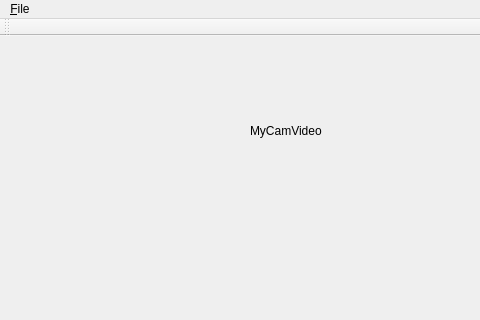
tkertesz/hrrqt, file HungarianRoadRage/mainwindow.ui: the form before one commit; both pictures show x 0 to 480 and y 0 to 320 of the 849 by 644 pixel window.
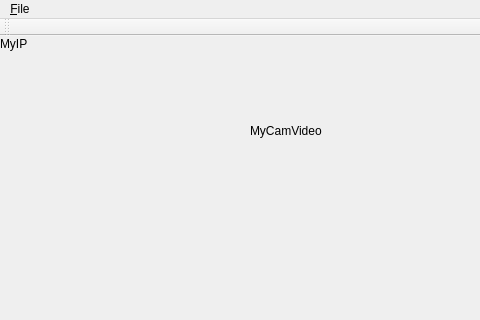
The form after the commit. Custom widgets are drawn as their Qt base class.

```diff
--- a/HungarianRoadRage/mainwindow.ui
+++ b/HungarianRoadRage/mainwindow.ui
@@ -68,6 +68,19 @@
      <string>Error Message</string>
     </property>
    </widget>
+   <widget class="QLabel" name="MyIP">
+    <property name="geometry">
+     <rect>
+      <x>0</x>
+      <y>0</y>
+      <width>211</width>
+      <height>16</height>
+     </rect>
+    </property>
+    <property name="text">
+     <string>MyIP</string>
+    </property>
+   </widget>
   </widget>
   <widget class="QToolBar" name="mainToolBar">
    <attribute name="toolBarArea">
```
Left out of the diff: 5 changed lines with no effect on the pictures.
